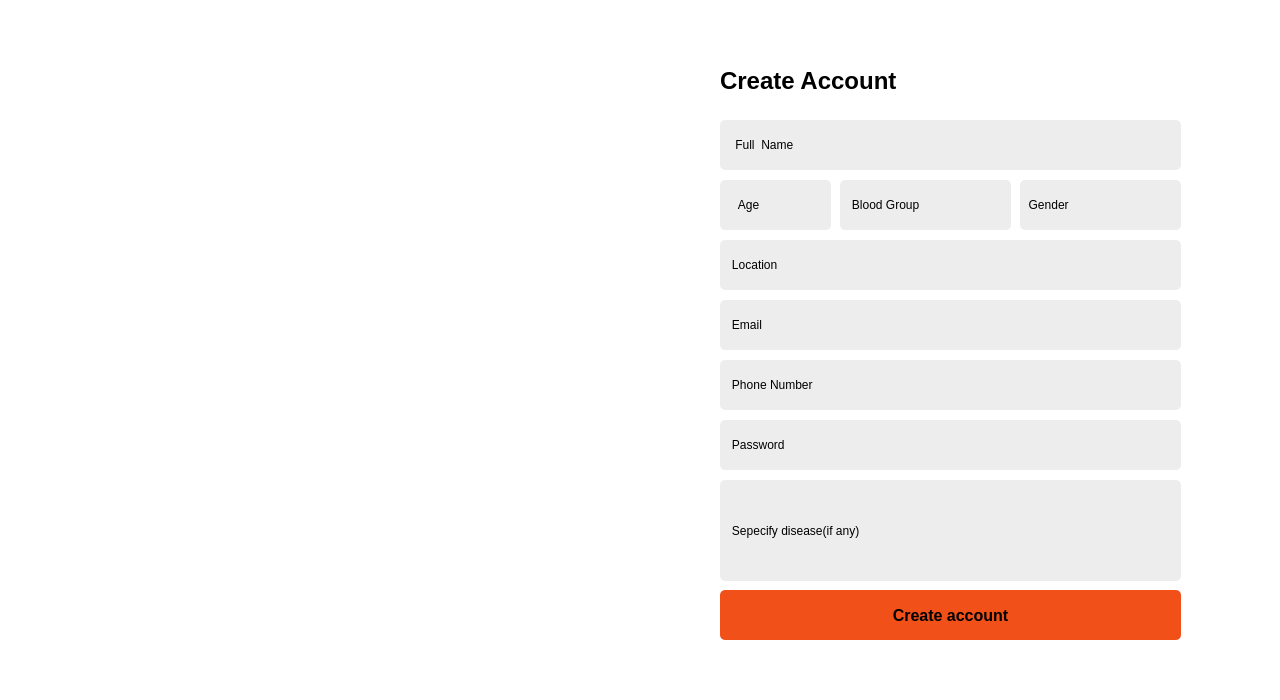
Above: create_account.ui from Rista10/Final before the change. Below: the same form after it.
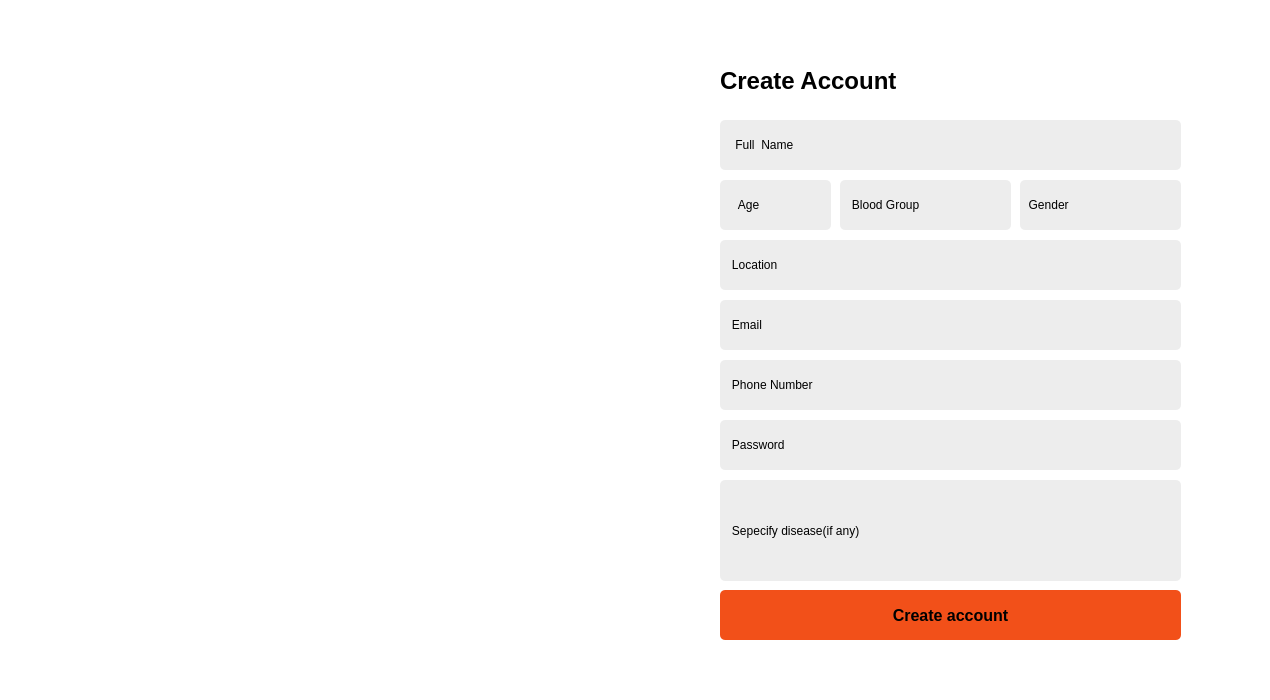
That is the form after the change. Icons and pictures are not drawn.

```diff
--- a/create_account.ui
+++ b/create_account.ui
@@ -6,7 +6,7 @@
    <rect>
     <x>0</x>
     <y>0</y>
-    <width>1280</width>
+    <width>1270</width>
     <height>700</height>
    </rect>
   </property>
```
Left out of the diff: 13 changed lines with no effect on the pictures.
